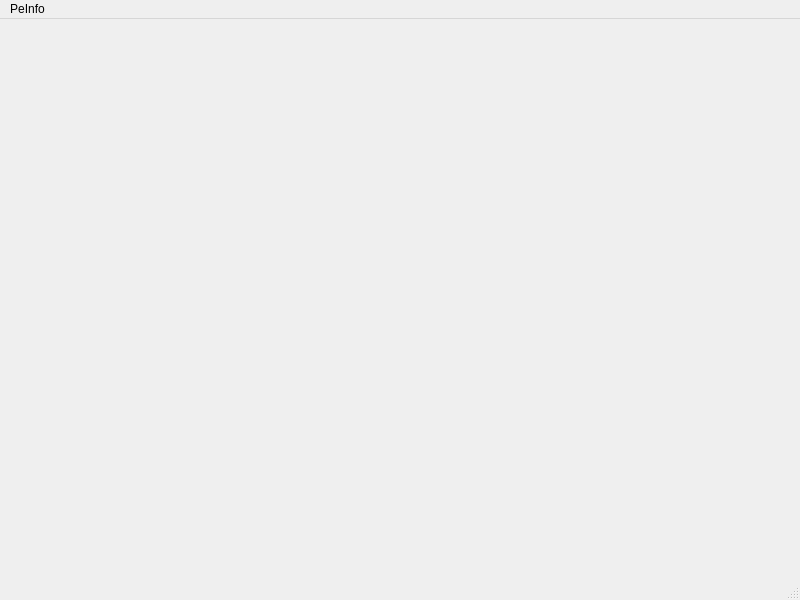
qinghua921/retools, file src/retools.ui: the form before one commit.
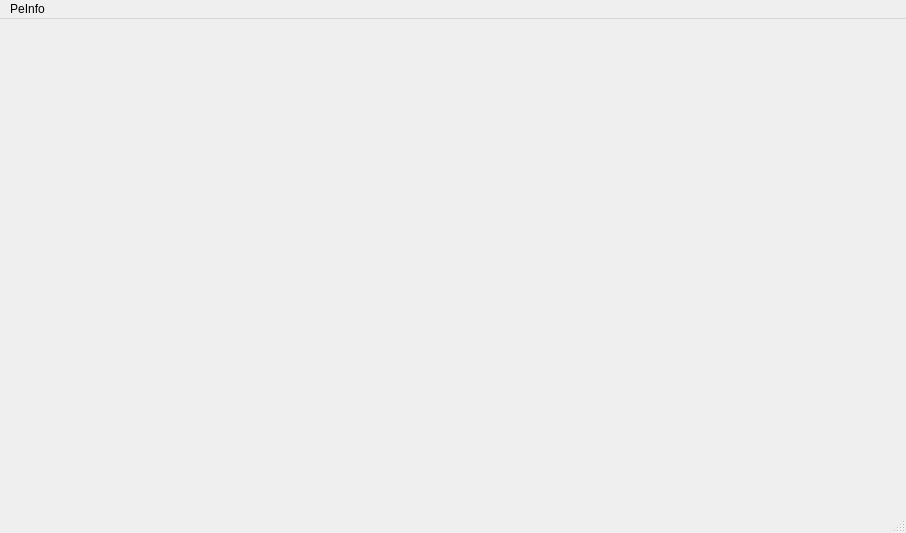
The form after the commit.

```diff
--- a/src/retools.ui
+++ b/src/retools.ui
@@ -6,20 +6,26 @@
    <rect>
     <x>0</x>
     <y>0</y>
-    <width>800</width>
-    <height>600</height>
+    <width>906</width>
+    <height>533</height>
    </rect>
   </property>
   <property name="windowTitle">
    <string>retools</string>
   </property>
-  <widget class="QWidget" name="centralwidget"/>
+  <widget class="QWidget" name="centralwidget">
+   <layout class="QVBoxLayout" name="verticalLayout_2">
+    <item>
+     <layout class="QVBoxLayout" name="verticalLayout"/>
+    </item>
+   </layout>
+  </widget>
   <widget class="QMenuBar" name="menubar">
    <property name="geometry">
     <rect>
      <x>0</x>
      <y>0</y>
-     <width>800</width>
+     <width>906</width>
      <height>21</height>
     </rect>
    </property>
```
